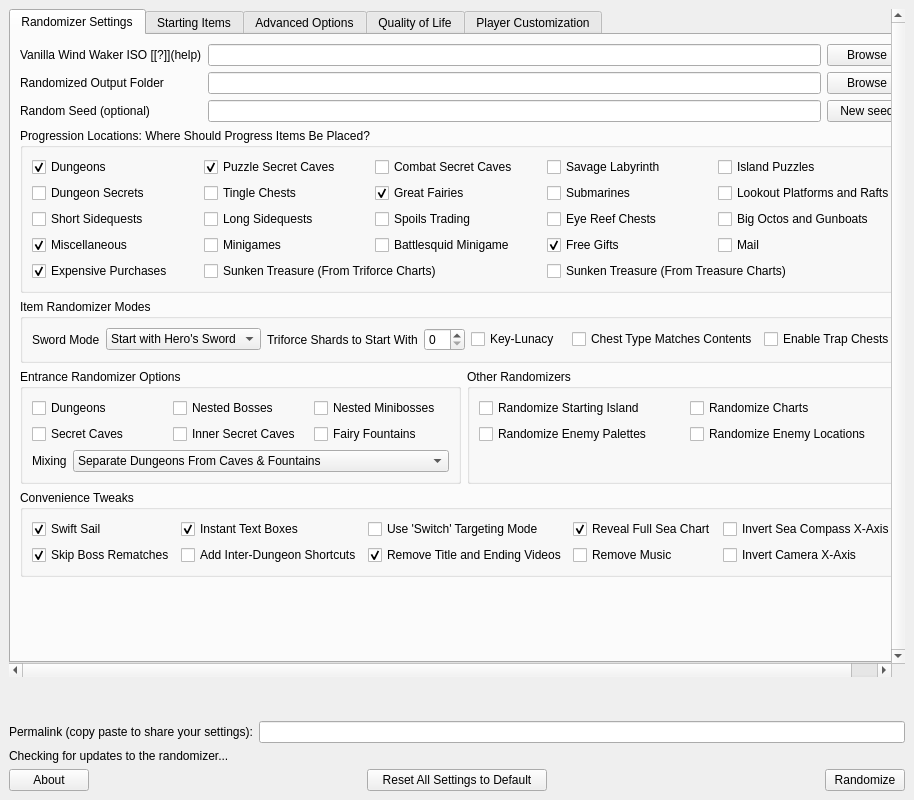
Above: wwr_ui/randomizer_window.ui from tanjo3/wwrando before the change. Below: the same form after it.
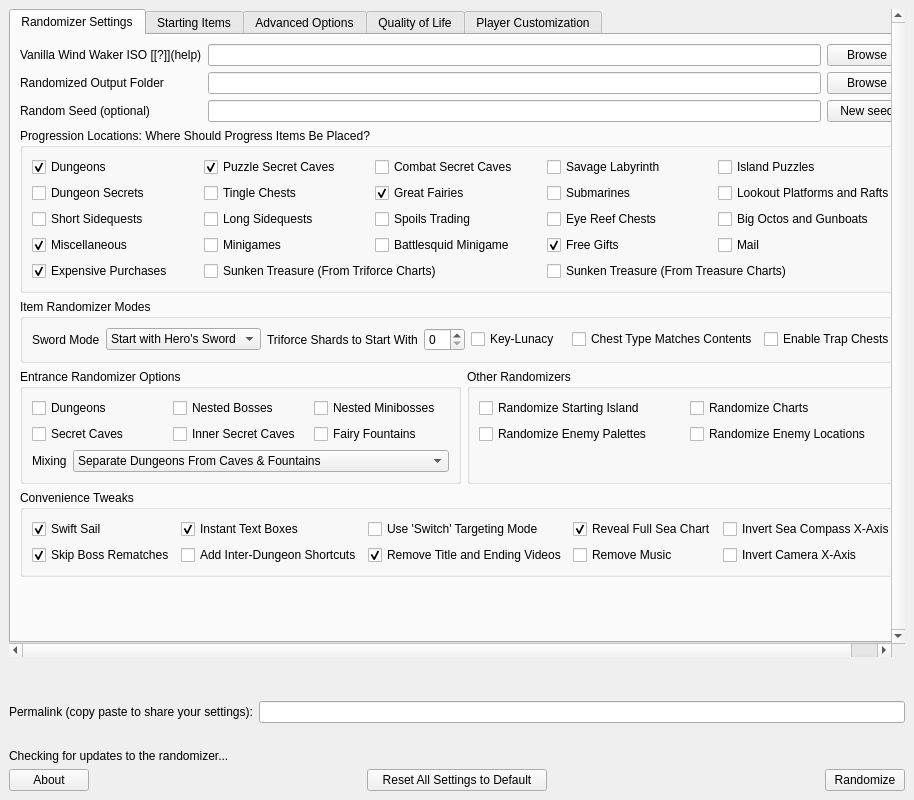
That is the form after the change. Custom widgets are drawn as their Qt base class.

Commit message: show seed hash

Diff of the .ui file:
```diff
--- a/wwr_ui/randomizer_window.ui
+++ b/wwr_ui/randomizer_window.ui
@@ -1408,6 +1408,16 @@
       </item>
      </layout>
     </item>
+    <item>
+     <widget class="QLabel" name="seed_hash_label">
+      <property name="text">
+       <string/>
+      </property>
+      <property name="textFormat">
+       <enum>Qt::TextFormat::RichText</enum>
+      </property>
+     </widget>
+    </item>
     <item>
      <widget class="QLabel" name="update_checker_label">
       <property name="text">
```
The commit also changes 3 other files.
